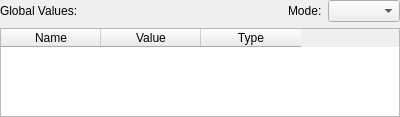
The window that atef/ui/configuration_group_widget.ui (pcdshub/atef) describes before a commit, drawn with Qt 5.
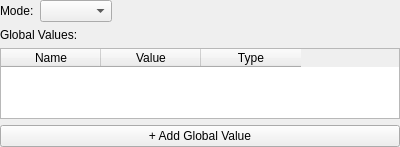
The same window after the commit.

```diff
--- a/atef/ui/configuration_group_widget.ui
+++ b/atef/ui/configuration_group_widget.ui
@@ -7,7 +7,7 @@
     <x>0</x>
     <y>0</y>
     <width>400</width>
-    <height>117</height>
+    <height>147</height>
    </rect>
   </property>
   <property name="windowTitle">
@@ -32,12 +32,15 @@
       <number>0</number>
      </property>
      <item>
-      <widget class="QLabel" name="values_label">
+      <widget class="QLabel" name="mode_label">
        <property name="text">
-        <string>Global Values:</string>
+        <string>Mode:</string>
        </property>
       </widget>
      </item>
+     <item>
+      <widget class="QComboBox" name="mode_combo"/>
+     </item>
      <item>
       <spacer name="horizontalSpacer_4">
        <property name="orientation">
@@ -51,20 +54,23 @@
        </property>
       </spacer>
      </item>
-     <item>
-      <widget class="QLabel" name="mode_label">
-       <property name="text">
-        <string>Mode:</string>
-       </property>
-      </widget>
-     </item>
-     <item>
-      <widget class="QComboBox" name="mode_combo"/>
-     </item>
     </layout>
    </item>
+   <item>
+    <widget class="QLabel" name="values_label">
+     <property name="text">
+      <string>Global Values:</string>
+     </property>
+    </widget>
+   </item>
    <item>
     <widget class="QTableWidget" name="values_table">
+     <property name="sizePolicy">
+      <sizepolicy hsizetype="Preferred" vsizetype="Preferred">
+       <horstretch>0</horstretch>
+       <verstretch>0</verstretch>
+      </sizepolicy>
+     </property>
      <column>
       <property name="text">
        <string>Name</string>
@@ -82,6 +88,26 @@
      </column>
     </widget>
    </item>
+   <item>
+    <widget class="QPushButton" name="add_value_button">
+     <property name="text">
+      <string>+ Add Global Value</string>
+     </property>
+    </widget>
+   </item>
+   <item>
+    <spacer name="verticalSpacer">
+     <property name="orientation">
+      <enum>Qt::Vertical</enum>
+     </property>
+     <property name="sizeHint" stdset="0">
+      <size>
+       <width>20</width>
+       <height>40</height>
+      </size>
+     </property>
+    </spacer>
+   </item>
   </layout>
  </widget>
  <resources/>
```
